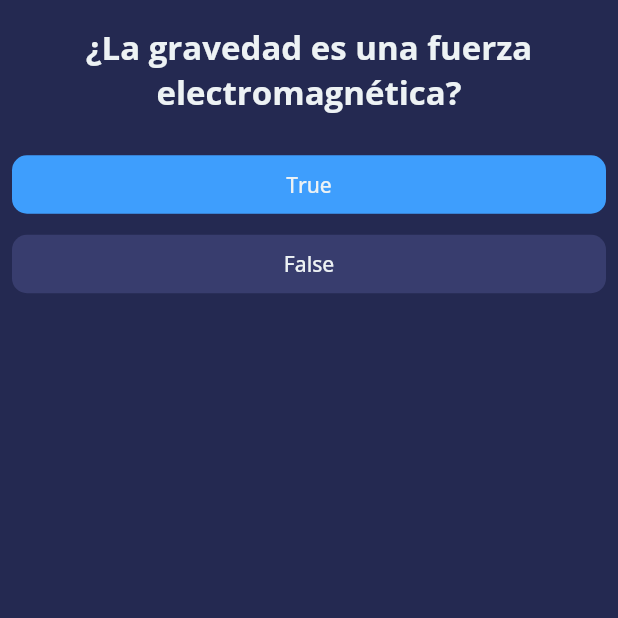
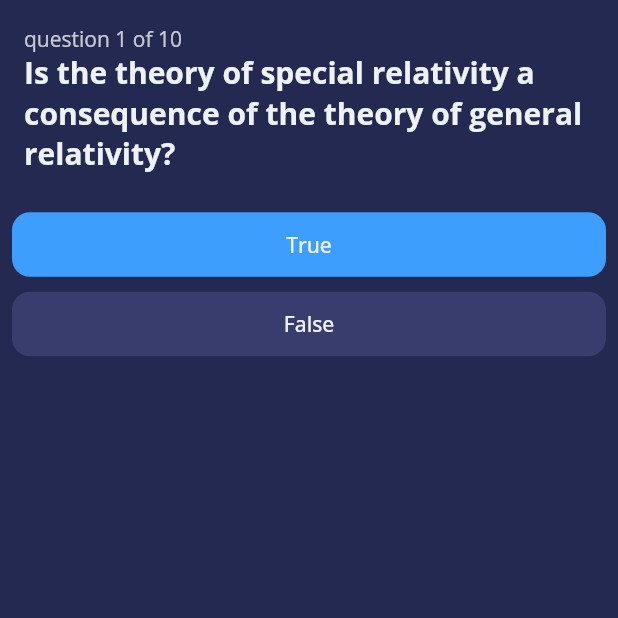
Before and after one commit to YerikAH/quizz-app, a Flutter app: the screen it shows after launch, on a phone screen of 412 x 824 dp, the top half of it. Run offline on Flutter 3.47's test engine with Material 2 defaults, Android fonts, the phone set to English and light mode, and no system bars.

Commit message:
new problem

```diff
--- a/lib/class/quizz_brain.dart
+++ b/lib/class/quizz_brain.dart
@@ -2,16 +2,16 @@ import 'package:quizz/class/question.dart';
 
 class QuizBrain {
   final List<Question> _question =[
-    Question(questionText: "¿La gravedad es una fuerza electromagnética?",questionAnswer:false),
-    Question(questionText: "¿La teoría de la relatividad especial es una consecuencia de la teoría de la relatividad general?",questionAnswer:false),
-    Question(questionText: "¿La materia oscura es compuesta principalmente de neutrinos?",questionAnswer:false),
-    Question(questionText: "¿La velocidad de la luz es constante en todos los sistemas de referencia?",questionAnswer:true),
-    Question(questionText: "¿La física cuántica es incompatible con la mecánica clásica?",questionAnswer:true),
-    Question(questionText: "¿El universo es finito y tiene un borde?",questionAnswer:false),
-    Question(questionText: "¿La gravedad es la única fuerza responsable de la formación de galaxias?",questionAnswer:false),
-    Question(questionText: "¿Los agujeros negros son regiones del espacio donde la gravedad es tan fuerte que nada puede escapar?",questionAnswer:true),
-    Question(questionText: "¿La luz es una onda mecánica?",questionAnswer:false),
-    Question(questionText: "¿La física cuántica es solo relevante a nivel subatómico?",questionAnswer:false),
+    Question(questionText: "Is gravity an electromagnetic force?",questionAnswer:false),
+    Question(questionText: "Is the theory of special relativity a consequence of the theory of general relativity?",questionAnswer:false),
+    Question(questionText: "Is dark matter composed mainly of neutrinos?",questionAnswer:false),
+    Question(questionText: "Is the speed of light constant in all reference frames?",questionAnswer:true),
+    Question(questionText: "Is quantum physics incompatible with classical mechanics?",questionAnswer:true),
+    Question(questionText: "Is the universe finite and does it have an edge?",questionAnswer:false),
+    Question(questionText: "Is gravity the only force responsible for the formation of galaxies?",questionAnswer:false),
+    Question(questionText: "Are black holes regions of space where gravity is so strong that nothing can escape?",questionAnswer:true),
+    Question(questionText: "Is light a mechanical wave?",questionAnswer:false),
+    Question(questionText: "Is quantum physics only relevant at the subatomic level?",questionAnswer:false),
   ];
   int questionNumber = 0;
   String getQuestionText(){
@@ -20,7 +20,11 @@ class QuizBrain {
   bool getQuestionAnswer(){
     return _question[questionNumber].questionAnswer;
   }
-  void nextQuestion(){
-    questionNumber++;
+  int nextQuestion(){
+    questionNumber = questionNumber + 1;
+    return questionNumber;
+  }
+  int countLengthList(){
+    return _question.length;
   }
 }
--- a/lib/theme/theme_app.dart
+++ b/lib/theme/theme_app.dart
@@ -7,21 +7,29 @@ class ThemeApp{
   static const Color gray = Color(0xff383D6E);
   static const Color blue = Color(0xff3E9EFD);
 
+
   static final ThemeData appConfig = ThemeData.light().copyWith(
     scaffoldBackgroundColor: black,
     textTheme: ThemeData.light().textTheme.copyWith(
       headline1: const TextStyle(
         fontFamily: "Open Sans",
         color: white,
-        fontSize: 22.0,
-        fontWeight: FontWeight.w700,
+        fontSize: 20.0,
+        fontWeight: FontWeight.w600,
+      ),
+      headline2: TextStyle(
+        fontFamily: "Open Sans",
+        color: white.withOpacity(0.8),
+        fontSize: 14.0,
+        fontWeight: FontWeight.w400,
       ),
       subtitle1: const TextStyle(
         fontFamily: "Open Sans",
         color: white,
         fontSize: 14.0,
         fontWeight: FontWeight.w500,
-      )
+      ),
+
     )
   );
 }
--- a/lib/widgets/buttons_widget.dart
+++ b/lib/widgets/buttons_widget.dart
@@ -12,8 +12,8 @@ class ButtonsWidget extends StatelessWidget {
     return  TextButton(
       style: TextButton.styleFrom(
         backgroundColor: colorButton,
-        padding: const EdgeInsets.all(10.0),
-        shape: RoundedRectangleBorder(borderRadius: BorderRadius.circular(10.0))
+        padding: const EdgeInsets.all(12.0),
+        shape: RoundedRectangleBorder(borderRadius: BorderRadius.circular(12.0))
       ),
       onPressed: (){
         addIcon(valueCompare);
--- a/lib/widgets/question_widget.dart
+++ b/lib/widgets/question_widget.dart
@@ -7,15 +7,24 @@ class QuestionWidget  extends StatelessWidget {
 
   @override
   Widget build(BuildContext context) {
-    return Center(
-      child: Padding(
-        padding: const EdgeInsets.all(8.0),
-        child: Text(
-          user.getQuestionText(),
-          textAlign: TextAlign.center,
-          style: Theme.of(context).textTheme.headline1,
-        ),
-      )
+    return Padding(
+      padding: const EdgeInsets.all(8.0),
+      child: Column(
+        crossAxisAlignment: CrossAxisAlignment.start,
+        children: [
+          Text(
+            "question ${user.nextQuestion()} of ${user.countLengthList()}",
+            textAlign: TextAlign.left,
+            style: Theme.of(context).textTheme.headline2,
+          ),
+
+          Text(
+            user.getQuestionText(),
+            textAlign: TextAlign.left,
+            style: Theme.of(context).textTheme.headline1,
+          ),
+        ],
+      ),
     );
   }
 }
```
